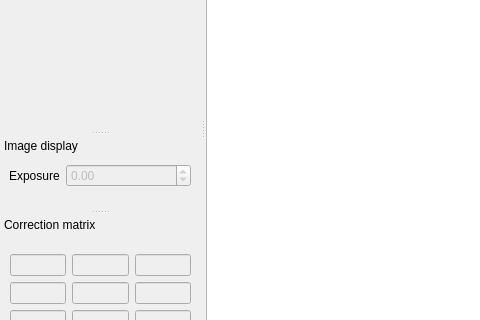
Above: apps/gui/mainwindow.ui from afichet/camera-calibration before the change; both pictures show x 0 to 480 and y 223 to 543 of the 977 by 676 pixel window. Below: the same form after it.
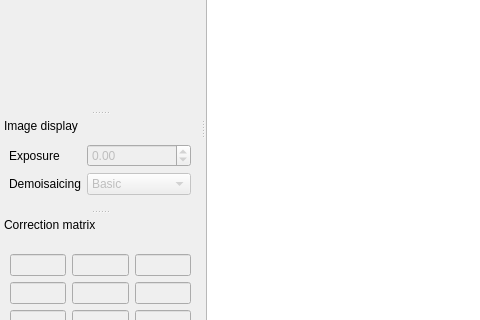
That is the form after the change. Icons and pictures are not drawn. Custom widgets are drawn as their Qt base class.

Commit message: Allow changing demosaicing mode in the GUI

What changed in the file:
```diff
--- a/apps/gui/mainwindow.ui
+++ b/apps/gui/mainwindow.ui
@@ -195,7 +195,7 @@
    <property name="minimumSize">
     <size>
      <width>200</width>
-     <height>73</height>
+     <height>93</height>
     </size>
    </property>
    <property name="windowIcon">
@@ -233,6 +233,38 @@
        </property>
       </widget>
      </item>
+     <item row="1" column="0">
+      <widget class="QLabel" name="label">
+       <property name="text">
+        <string>Demoisaicing</string>
+       </property>
+      </widget>
+     </item>
+     <item row="1" column="1">
+      <widget class="QComboBox" name="demosaicingMode">
+       <property name="enabled">
+        <bool>false</bool>
+       </property>
+       <property name="currentIndex">
+        <number>1</number>
+       </property>
+       <item>
+        <property name="text">
+         <string>None</string>
+        </property>
+       </item>
+       <item>
+        <property name="text">
+         <string>Basic</string>
+        </property>
+       </item>
+       <item>
+        <property name="text">
+         <string>Amaze</string>
+        </property>
+       </item>
+      </widget>
+     </item>
     </layout>
    </widget>
   </widget>
```
Left out of the diff: 30 changed lines with no effect on the pictures. The commit also changes 6 other files.
